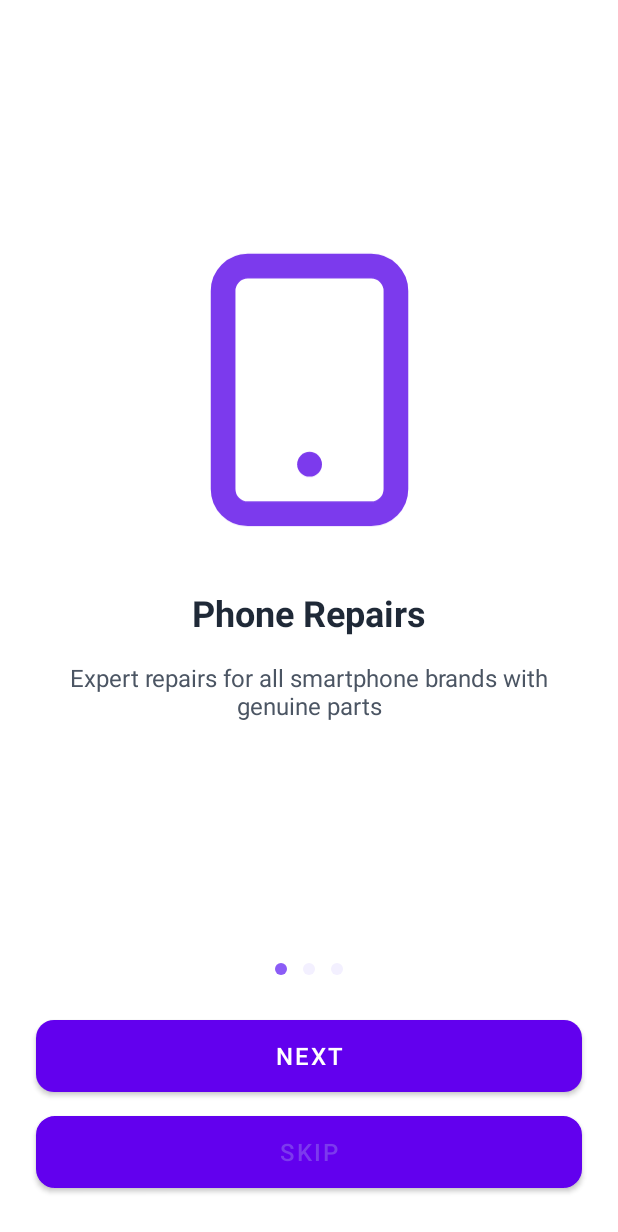
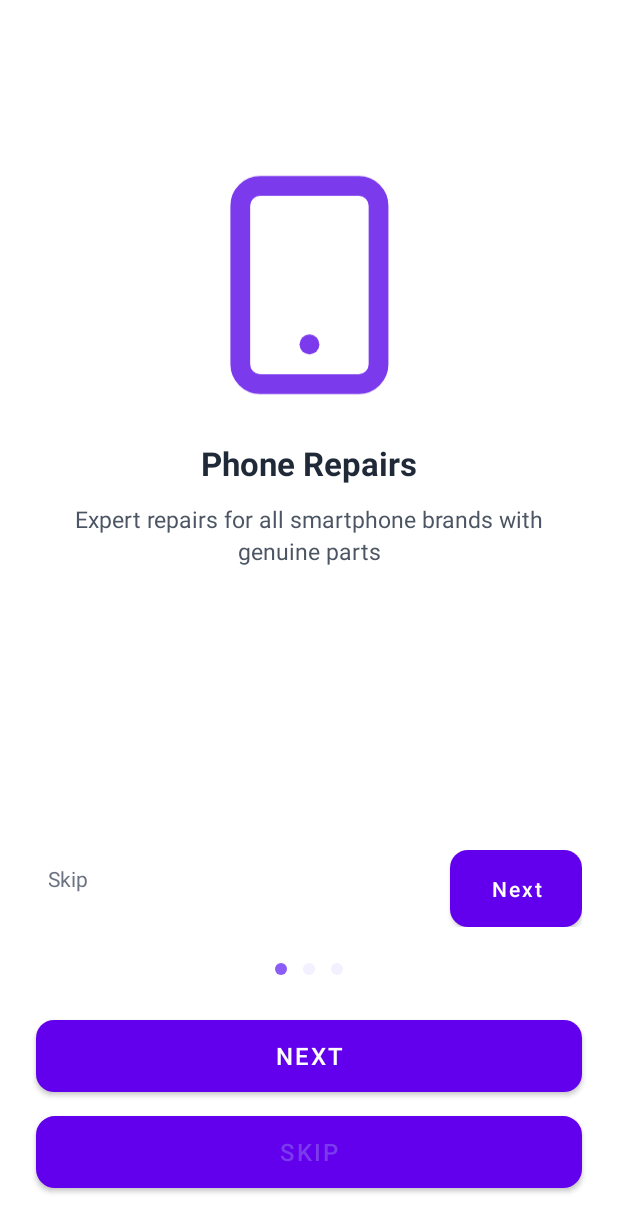
Before and after one commit to Mahathirrr/ElektroniCareBeta1, an Android app: the screen it shows after launch (OnboardingActivity), on a phone screen of 412 x 824 dp. Shown: the top 1232 px of the screen. Run offline under Robolectric (Android 15) with nearby library versions, the phone set to English and light mode, and no system bars; our stand-ins replace Firebase (no records; nobody signed in at launch, a user with empty details on screens opened directly).

Commit message:
update dep

```diff
--- a/app/src/main/java/com/example/elektronicarebeta1/SplashActivity.kt
+++ b/app/src/main/java/com/example/elektronicarebeta1/SplashActivity.kt
@@ -65,22 +65,21 @@ class SplashActivity : AppCompatActivity() {
 
     private fun navigateToNextScreen() {
         val currentUser = auth.currentUser
+        val prefs = getSharedPreferences("ElektroniCare", MODE_PRIVATE)
+        val isFirstLaunch = prefs.getBoolean("isFirstLaunch", true)
+
         val intent = when {
             currentUser != null -> Intent(this, DashboardActivity::class.java)
-            isFirstLaunch() -> Intent(this, OnboardingActivity::class.java)
+            isFirstLaunch -> {
+                // Only update the flag when actually showing onboarding
+                prefs.edit().putBoolean("isFirstLaunch", false).apply()
+                Intent(this, OnboardingActivity::class.java)
+            }
             else -> Intent(this, WelcomeActivity::class.java)
         }
 
+        intent.addFlags(Intent.FLAG_ACTIVITY_NEW_TASK or Intent.FLAG_ACTIVITY_CLEAR_TASK)
         startActivity(intent)
         finish()
     }
-
-    private fun isFirstLaunch(): Boolean {
-        val prefs = getSharedPreferences("ElektroniCare", MODE_PRIVATE)
-        val isFirstLaunch = prefs.getBoolean("isFirstLaunch", true)
-        if (isFirstLaunch) {
-            prefs.edit().putBoolean("isFirstLaunch", false).apply()
-        }
-        return isFirstLaunch
-    }
 }
--- a/app/src/main/res/layout/item_onboarding.xml
+++ b/app/src/main/res/layout/item_onboarding.xml
@@ -5,31 +5,94 @@
     android:layout_height="match_parent"
     android:orientation="vertical"
     android:gravity="center"
-    android:padding="24dp">
+    android:padding="24dp"
+    android:background="#FFFFFF">
+
+    <Space
+        android:layout_width="match_parent"
+        android:layout_height="0dp"
+        android:layout_weight="0.5" />
 
     <ImageView
         android:id="@+id/onboardingImage"
-        android:layout_width="200dp"
-        android:layout_height="200dp"
-        android:layout_marginBottom="32dp"
-        android:scaleType="fitCenter" />
+        android:layout_width="160dp"
+        android:layout_height="160dp"
+        android:layout_marginBottom="24dp"
+        android:scaleType="fitCenter"
+        android:contentDescription="Onboarding illustration" />
 
     <TextView
         android:id="@+id/onboardingTitle"
-        android:layout_width="wrap_content"
+        android:layout_width="match_parent"
         android:layout_height="wrap_content"
-        android:textSize="24sp"
+        android:textSize="22sp"
         android:textColor="#1F2937"
         android:textStyle="bold"
-        android:layout_marginBottom="16dp"
+        android:layout_marginBottom="12dp"
         android:gravity="center" />
 
     <TextView
         android:id="@+id/onboardingDescription"
-        android:layout_width="wrap_content"
+        android:layout_width="match_parent"
         android:layout_height="wrap_content"
-        android:textSize="16sp"
+        android:textSize="15sp"
         android:textColor="#4B5563"
-        android:gravity="center" />
+        android:gravity="center"
+        android:lineSpacingExtra="3dp"
+        android:layout_marginHorizontal="24dp"
+        android:layout_marginBottom="16dp" />
 
+    <Space
+        android:layout_width="match_parent"
+        android:layout_height="0dp"
+        android:layout_weight="1" />
+
+    <LinearLayout
+        android:layout_width="match_parent"
+        android:layout_height="wrap_content"
+        android:orientation="horizontal"
+        android:gravity="center_vertical">
+
+        <TextView
+            android:id="@+id/btnSkip"
+            android:layout_width="wrap_content"
+            android:layout_height="wrap_content"
+            android:clickable="true"
+            android:focusable="true"
+            android:minWidth="48dp"
+            android:minHeight="48dp"
+            android:padding="8dp"
+            android:text="Skip"
+            android:textColor="#6B7280"
+            android:textSize="14sp" />
+
+        <Space
+            android:layout_width="0dp"
+            android:layout_height="wrap_content"
+            android:layout_weight="1" />
+
+        <LinearLayout
+            android:id="@+id/dotsIndicator"
+            android:layout_width="wrap_content"
+            android:layout_height="wrap_content"
+            android:orientation="horizontal"
+            android:gravity="center" />
+
+        <Space
+            android:layout_width="0dp"
+            android:layout_height="wrap_content"
+            android:layout_weight="1" />
+
+        <Button
+            android:id="@+id/btnNext"
+            android:layout_width="wrap_content"
+            android:layout_height="wrap_content"
+            android:paddingHorizontal="24dp"
+            android:paddingVertical="10dp"
+            android:text="Next"
+            android:textSize="14sp"
+            android:textAllCaps="false"
+            android:textColor="#FFFFFF"
+            android:background="@drawable/button_background_purple" />
+    </LinearLayout>
 </LinearLayout>
```
Also changed, not shown: app/src/main/java/com/example/elektronicarebeta1/LoginActivity.kt (+56 -23 lines), app/src/main/java/com/example/elektronicarebeta1/RegisterActivity.kt (+81 -36 lines), app/src/main/res/drawable/ic_phone.xml (added, +15 -0 lines), app/src/main/res/layout/activity_login.xml (+27 -0 lines), app/src/main/res/layout/activity_register.xml (+46 -5 lines).
